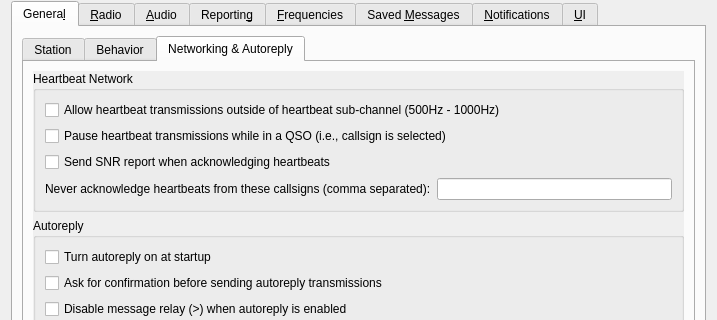
Before: the Qt Designer form JS8_UI/Configuration.ui in avantol/JS8Call-Subspace-Mode, drawn with Qt 5; both pictures show x 0 to 717 and y 0 to 320 of the 717 by 600 pixel window.
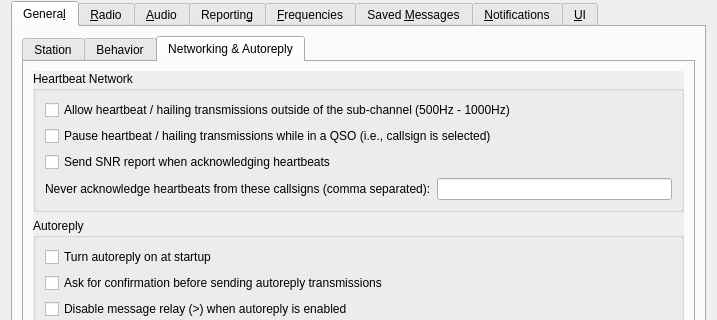
After: the same form once the commit is applied. The open tabs and pages were chosen to show the change. Custom widgets are drawn as their Qt base class.

Diff of the .ui file:
```diff
--- a/JS8_UI/Configuration.ui
+++ b/JS8_UI/Configuration.ui
@@ -772,14 +772,14 @@
                   <item>
                    <widget class="QCheckBox" name="heartbeat_anywhere_check_box">
                     <property name="text">
-                     <string>Allow heartbeat transmissions outside of heartbeat sub-channel (500Hz - 1000Hz)</string>
+                     <string>Allow heartbeat / hailing transmissions outside of the sub-channel (500Hz - 1000Hz)</string>
                     </property>
                    </widget>
                   </item>
                   <item>
                    <widget class="QCheckBox" name="heartbeat_qso_pause_check_box">
                     <property name="text">
-                     <string>Pause heartbeat transmissions while in a QSO (i.e., callsign is selected)</string>
+                     <string>Pause heartbeat / hailing transmissions while in a QSO (i.e., callsign is selected)</string>
                     </property>
                    </widget>
                   </item>
```
